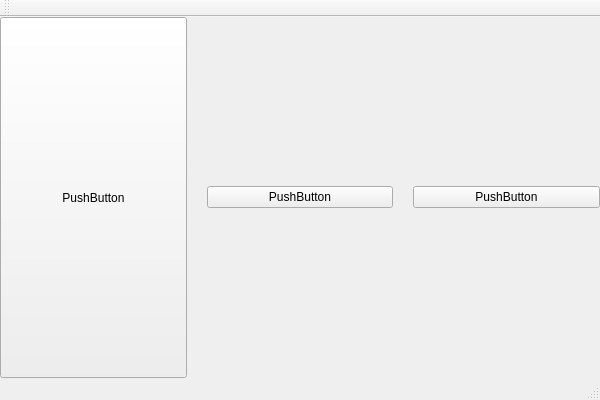
Fowindy/QtCode_VS, file Src/08_Layout/MainWindow.ui: the form before one commit.
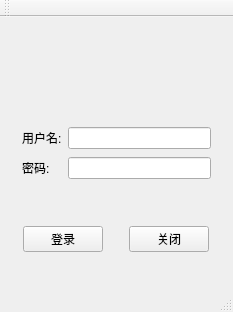
The form after the commit. Icons and pictures are not drawn.

Patch:
```diff
--- a/Src/08_Layout/MainWindow.ui
+++ b/Src/08_Layout/MainWindow.ui
@@ -6,55 +6,161 @@
    <rect>
     <x>0</x>
     <y>0</y>
-    <width>600</width>
-    <height>400</height>
+    <width>233</width>
+    <height>312</height>
    </rect>
   </property>
   <property name="windowTitle">
    <string>MainWindow</string>
   </property>
   <widget class="QWidget" name="centralWidget">
-   <layout class="QHBoxLayout" name="horizontalLayout">
-    <property name="spacing">
-     <number>20</number>
-    </property>
-    <property name="leftMargin">
-     <number>0</number>
-    </property>
-    <property name="topMargin">
-     <number>0</number>
-    </property>
-    <property name="rightMargin">
-     <number>0</number>
-    </property>
-    <property name="bottomMargin">
-     <number>0</number>
-    </property>
-    <item>
-     <widget class="QPushButton" name="pushButton">
-      <property name="sizePolicy">
-       <sizepolicy hsizetype="Minimum" vsizetype="Minimum">
-        <horstretch>0</horstretch>
-        <verstretch>0</verstretch>
-       </sizepolicy>
-      </property>
-      <property name="text">
-       <string>PushButton</string>
-      </property>
+   <layout class="QGridLayout" name="gridLayout_2">
+    <item row="0" column="0">
+     <widget class="QWidget" name="widget" native="true">
+      <layout class="QHBoxLayout" name="horizontalLayout">
+       <property name="spacing">
+        <number>0</number>
+       </property>
+       <property name="bottomMargin">
+        <number>9</number>
+       </property>
+       <item>
+        <spacer name="horizontalSpacer">
+         <property name="orientation">
+          <enum>Qt::Horizontal</enum>
+         </property>
+         <property name="sizeHint" stdset="0">
+          <size>
+           <width>46</width>
+           <height>20</height>
+          </size>
+         </property>
+        </spacer>
+       </item>
+       <item>
+        <widget class="QLabel" name="label">
+         <property name="maximumSize">
+          <size>
+           <width>100</width>
+           <height>100</height>
+          </size>
+         </property>
+         <property name="text">
+          <string/>
+         </property>
+         <property name="pixmap">
+          <pixmap resource="Resource.qrc">:/image/Luffy.png</pixmap>
+         </property>
+         <property name="scaledContents">
+          <bool>true</bool>
+         </property>
+         <property name="alignment">
+          <set>Qt::AlignCenter</set>
+         </property>
+        </widget>
+       </item>
+       <item>
+        <spacer name="horizontalSpacer_2">
+         <property name="orientation">
+          <enum>Qt::Horizontal</enum>
+         </property>
+         <property name="sizeHint" stdset="0">
+          <size>
+           <width>45</width>
+           <height>20</height>
+          </size>
+         </property>
+        </spacer>
+       </item>
+      </layout>
      </widget>
     </item>
-    <item>
-     <widget class="QPushButton" name="pushButton_2">
-      <property name="text">
-       <string>PushButton</string>
-      </property>
+    <item row="1" column="0">
+     <widget class="QWidget" name="widget_2" native="true">
+      <layout class="QGridLayout" name="gridLayout">
+       <item row="0" column="0">
+        <widget class="QLabel" name="label_2">
+         <property name="text">
+          <string>用户名:</string>
+         </property>
+        </widget>
+       </item>
+       <item row="0" column="1">
+        <widget class="QLineEdit" name="lineEdit"/>
+       </item>
+       <item row="1" column="0">
+        <widget class="QLabel" name="label_3">
+         <property name="text">
+          <string>密码:</string>
+         </property>
+        </widget>
+       </item>
+       <item row="1" column="1">
+        <widget class="QLineEdit" name="lineEdit_2"/>
+       </item>
+      </layout>
      </widget>
     </item>
-    <item>
-     <widget class="QPushButton" name="pushButton_3">
-      <property name="text">
-       <string>PushButton</string>
-      </property>
+    <item row="2" column="0">
+     <widget class="QWidget" name="widget_3" native="true">
+      <layout class="QHBoxLayout" name="horizontalLayout_2">
+       <item>
+        <spacer name="horizontalSpacer_3">
+         <property name="orientation">
+          <enum>Qt::Horizontal</enum>
+         </property>
+         <property name="sizeHint" stdset="0">
+          <size>
+           <width>18</width>
+           <height>20</height>
+          </size>
+         </property>
+        </spacer>
+       </item>
+       <item>
+        <widget class="QPushButton" name="pushButton">
+         <property name="text">
+          <string>登录</string>
+         </property>
+        </widget>
+       </item>
+       <item>
+        <spacer name="horizontalSpacer_4">
+         <property name="orientation">
+          <enum>Qt::Horizontal</enum>
+         </property>
+         <property name="sizeType">
+          <enum>QSizePolicy::Fixed</enum>
+         </property>
+         <property name="sizeHint" stdset="0">
+          <size>
+           <width>20</width>
+           <height>20</height>
+          </size>
+         </property>
+        </spacer>
+       </item>
+       <item>
+        <widget class="QPushButton" name="pushButton_2">
+         <property name="text">
+          <string>关闭</string>
+         </property>
+        </widget>
+       </item>
+       <item>
+        <spacer name="horizontalSpacer_5">
+         <property name="orientation">
+          <enum>Qt::Horizontal</enum>
+         </property>
+         <property name="sizeHint" stdset="0">
+          <size>
+           <width>19</width>
+           <height>20</height>
+          </size>
+         </property>
+        </spacer>
+       </item>
+      </layout>
      </widget>
     </item>
    </layout>
```
Left out of the diff: 6 changed lines with no effect on the pictures.
